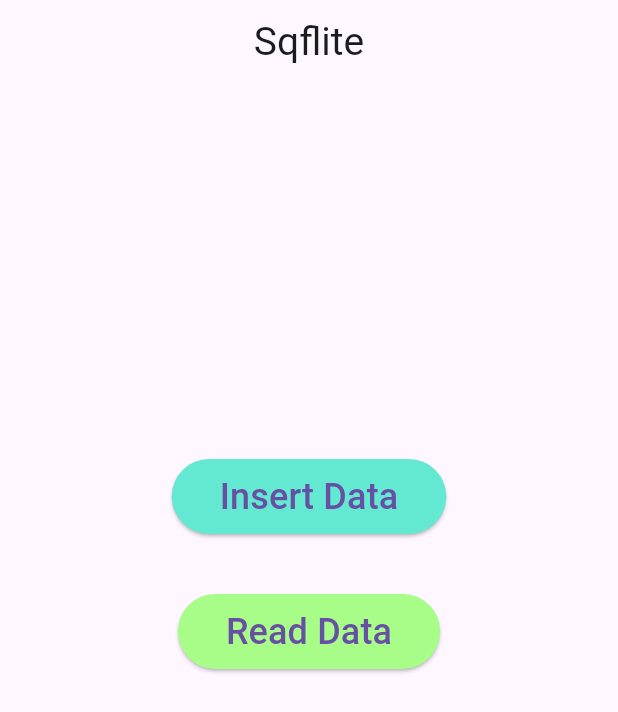
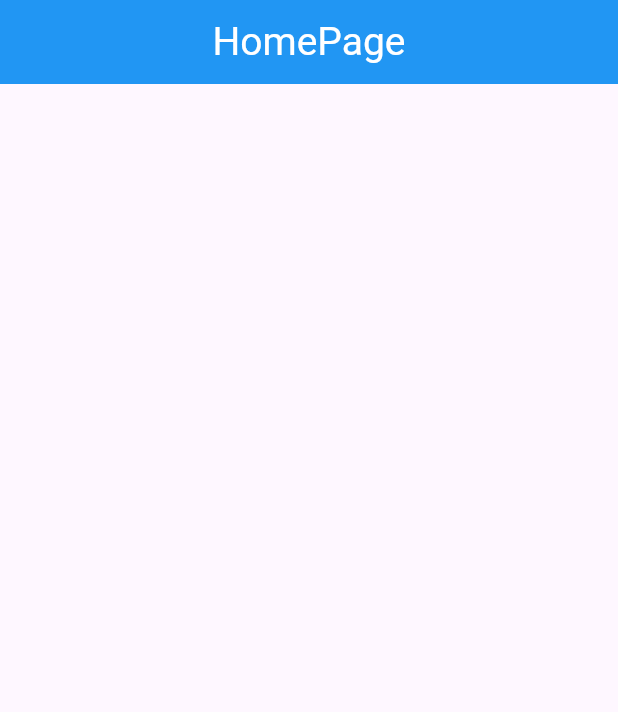
Before and after one commit to m0hamed98ayman/sqflite_project, a Flutter app: the screen it shows after launch, on a phone screen of 412 x 824 dp. Shown: the top 712 px of the screen. Run offline on Flutter 3.47's test engine with Material 3 defaults, Android fonts, the phone set to English and light mode, and no system bars; our stand-ins replace sqflite; accounts and stored records are empty.

Commit message:
completing the fourth video for weal abo hamza

```diff
--- a/lib/homepage.dart
+++ b/lib/homepage.dart
@@ -3,59 +3,46 @@ import 'package:sqflite_project/sqldb.dart';
 
 class Home extends StatelessWidget {
   SqlDb sqldb = SqlDb();
+
+  Future<List<Map>> readData() async {
+    List<Map> response = await sqldb.readData("SELECT * FROM 'notes'");
+    return response;
+  }
+
   @override
   Widget build(BuildContext context) {
     return Scaffold(
       appBar: AppBar(
-        title:const  Text(
-          'Sqflite',
-          style: TextStyle(fontSize: 26),
+        backgroundColor: Colors.blue,
+        title: const Text(
+          'HomePage',
+          style: TextStyle(fontSize: 26, color: Colors.white),
         ),
         centerTitle: true,
       ),
-      body: Center(
-        child: Column(
-          children: [
-         const    SizedBox(
-              height: 250,
-            ),
-            ElevatedButton(
-              style: ElevatedButton.styleFrom(
-                backgroundColor: const Color.fromARGB(255, 99, 232, 209),
-              ),
-              onPressed: () async {
-                int response = await sqldb.insertData('''
-INSERT INTO 'notes' ('note') VALUES ('second note')
-''');
-                print(response);
-              },
-              child: const Padding(
-                padding: EdgeInsets.all(8.0),
-                child: Text(
-                  'Insert Data',
-                  style: TextStyle(fontSize: 24),
-                ),
-              ),
-            ),
-           const  SizedBox(height: 40),
-            ElevatedButton(
-              style: ElevatedButton.styleFrom(
-                  backgroundColor:const  Color.fromARGB(255, 168, 253, 137)),
-              onPressed: () async {
-                List<Map> response =
-                    await sqldb.readData('''SELECT * FROM 'notes' ''');
-                print(response);
-              },
-              child: const Padding(
-                padding: EdgeInsets.all(8.0),
-                child: Text(
-                  'Read Data',
-                  style: TextStyle(fontSize: 24),
-                ),
-              ),
-            ),
-          ],
-        ),
+      body: ListView(
+        children: [
+          FutureBuilder(
+            future: readData(),
+            builder: (BuildContext context, AsyncSnapshot<List<Map>> snapshot) {
+              if (snapshot.hasData) {
+                return ListView.builder(
+                  itemCount: snapshot.data!.length,
+                  physics:const NeverScrollableScrollPhysics(),
+                  shrinkWrap: true,
+                  itemBuilder: (context, index) {
+                    return  Card(child: ListTile(
+                      title:  Text('${snapshot.data![index]}'),
+                    ));
+                  });
+              }
+              return const Center(
+                  child: CircularProgressIndicator(
+                color: Colors.grey,
+              ));
+            },
+          ),
+        ],
       ),
     );
   }
--- a/lib/sqldb.dart
+++ b/lib/sqldb.dart
@@ -16,7 +16,7 @@ class SqlDb {
     String dataBasePath = await getDatabasesPath();
     String path = join(dataBasePath, 'mydatabaseSQL.db');
     Database mydb = await openDatabase(path,
-        onCreate: _onCreate, onUpgrade: _onUpgrade, version: 1);
+        onCreate: _onCreate, onUpgrade: _onUpgrade, version: 2);
     return mydb;
   }
 
```
